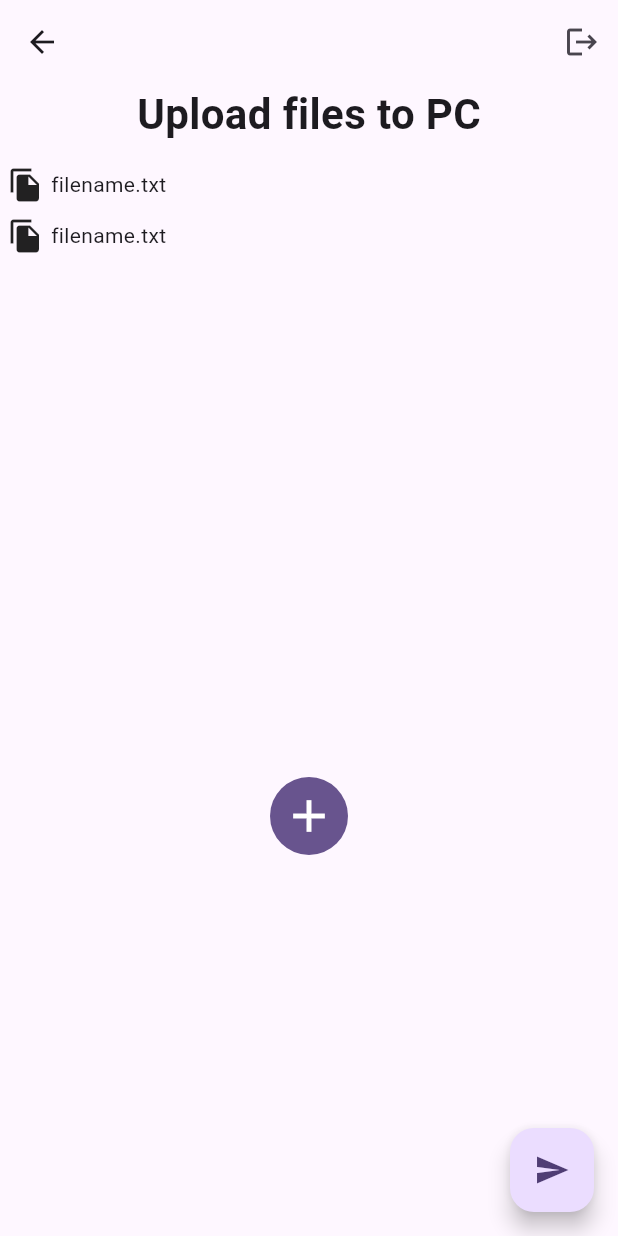
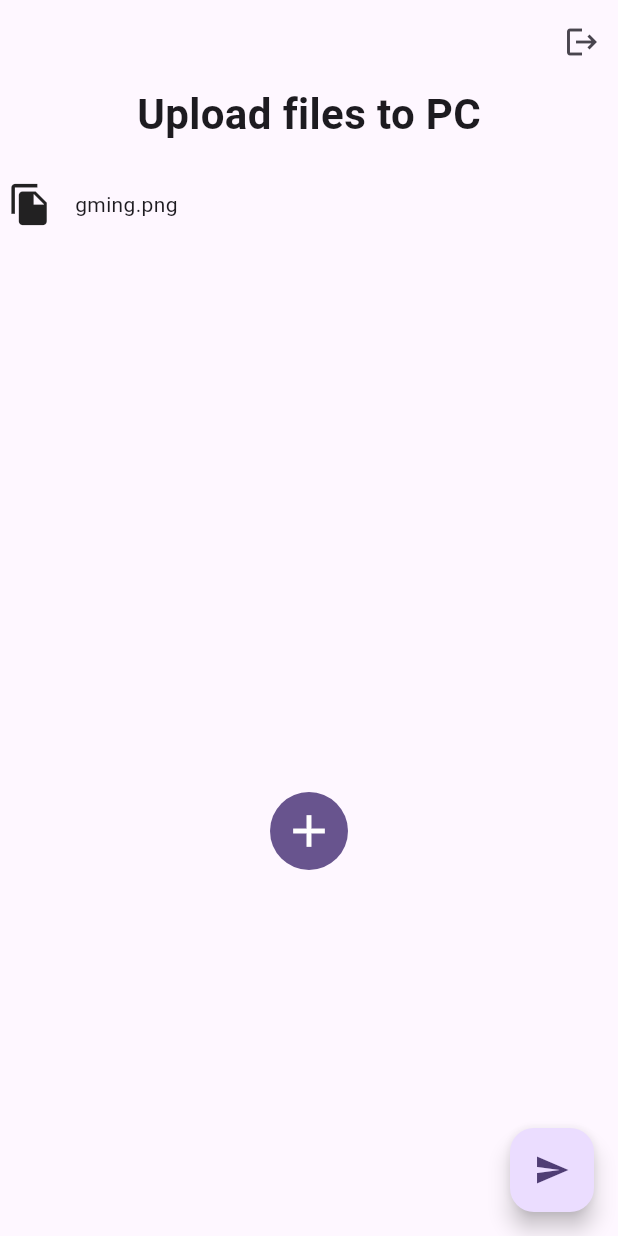
Before and after one commit to 9uy4v/Symple-Mobile, a Flutter app: the UploadScreen screen opened directly, after a tap on the "add" icon, on a phone screen of 412 x 824 dp. Run offline on Flutter 3.47's test engine with Material 3 defaults, Android fonts, the phone set to English and light mode, and no system bars; our stand-ins replace file_picker; missing offline and left inert: mobile_scanner.

Commit message:
can add files to upload

```diff
--- a/lib/main.dart
+++ b/lib/main.dart
@@ -1,7 +1,8 @@
 import 'package:flutter/material.dart';
 import 'package:provider/provider.dart';
-import 'package:symple_mobile/providers/connection_provider.dart';
-import 'package:symple_mobile/screens/connect.dart';
+import 'package:symple_mobile/providers/files_provider.dart';
+import 'package:symple_mobile/providers/socket_provider.dart';
+import 'package:symple_mobile/screens/connection_screen.dart';
 
 void main() {
   runApp(const MyApp());
@@ -13,7 +14,8 @@
   Widget build(BuildContext context) {
     return MultiProvider(
       providers: [
-        ChangeNotifierProvider.value(value: ConnectionProvider()),
+        ChangeNotifierProvider.value(value: SocketProvider()),
+        ChangeNotifierProvider.value(value: FilesProvider()),
       ],
       child: MaterialApp(
         title: 'Symple',
--- /dev/null
+++ b/lib/providers/files_provider.dart
@@ -0,0 +1,21 @@
+import 'dart:io';
+import 'package:file_picker/file_picker.dart';
+import 'package:flutter/material.dart';
+
+class FilesProvider with ChangeNotifier {
+  final List<File> _selectedFiles = [File('c/h/gming.png')];
+
+  List<File> get files => _selectedFiles;
+
+  void selectFiles() async {
+    FilePickerResult? result = await FilePicker.platform.pickFiles(
+      allowMultiple: true,
+      type: FileType.any,
+    );
+
+    if (result != null) {
+      _selectedFiles.addAll(result.paths.map((path) => File(path!)).toList());
+      notifyListeners();
+    }
+  }
+}
--- a/lib/providers/connection_provider.dart
+++ b/lib/providers/socket_provider.dart
@@ -1,7 +1,7 @@
 import 'package:flutter/material.dart';
 import 'dart:io';
 
-class ConnectionProvider with ChangeNotifier {
+class SocketProvider with ChangeNotifier {
   late SecureSocket socket;
 
   // creates connection with pc
@@ -19,4 +19,7 @@ class ConnectionProvider with ChangeNotifier {
 
     return true;
   }
+
+  //  convert file to binary data to send to pc
+  // var bytes = await File('filename').readAsBytes();
 }
--- a/lib/screens/connect.dart
+++ b/lib/screens/connection_screen.dart
@@ -1,8 +1,9 @@
 import 'package:flutter/material.dart';
 import 'package:provider/provider.dart';
 import 'package:mobile_scanner/mobile_scanner.dart';
+import 'package:symple_mobile/screens/files_upload_screen.dart';
 import 'package:symple_mobile/widgets/qr_scanner_overlay.dart';
-import 'package:symple_mobile/providers/connection_provider.dart';
+import 'package:symple_mobile/providers/socket_provider.dart';
 
 class ConnectScreen extends StatefulWidget {
   const ConnectScreen({super.key});
@@ -48,15 +49,23 @@ class _ConnectScreenState extends State<ConnectScreen> {
                           // TO DO : splash screen while getting ip and establishing connection with pc
                           // validate barcode
                           print('got a code! : $scannedBarcode');
-                          Provider.of<ConnectionProvider>(context, listen: false).createConnection(scannedBarcode).then(
+                          Provider.of<SocketProvider>(context, listen: false).createConnection(scannedBarcode).then(
                             (value) {
+                              //exit splash screen
                               if (value) {
-                                isScanComplete = true;
+                                // move screens
                               } else {
                                 isScanComplete = false;
+                                // error connecting to pc
                               }
                             },
                           );
+                          // TO DO : move page switch to only if connection is active
+                          Navigator.pushReplacement(
+                              context,
+                              MaterialPageRoute(
+                                builder: (context) => const UploadScreen(),
+                              ));
                         }
                       },
                     ),
--- /dev/null
+++ b/lib/screens/files_upload_screen.dart
@@ -0,0 +1,106 @@
+import 'package:flutter/material.dart';
+import 'package:provider/provider.dart';
+import 'package:symple_mobile/providers/files_provider.dart';
+import 'package:symple_mobile/screens/connection_screen.dart';
+
+class UploadScreen extends StatefulWidget {
+  const UploadScreen({super.key});
+
+  @override
+  State<UploadScreen> createState() => _UploadScreenState();
+}
+
+class _UploadScreenState extends State<UploadScreen> {
+  bool isSending = false;
+  @override
+  Widget build(context) {
+    return Scaffold(
+      appBar: AppBar(
+        elevation: 0,
+        actions: [
+          IconButton(
+              onPressed: () {
+                Navigator.pushReplacement(
+                    context,
+                    MaterialPageRoute(
+                      builder: (context) => const ConnectScreen(),
+                    ));
+              },
+              icon: const Icon(Icons.logout))
+        ],
+      ),
+      body: Center(
+        child: Column(
+          children: [
+            const Text(
+              'Upload files to PC',
+              style: TextStyle(
+                fontWeight: FontWeight.w600,
+                fontSize: 28,
+              ),
+            ),
+            const SizedBox(
+              height: 20,
+            ),
+            ConstrainedBox(
+              constraints: BoxConstraints(maxHeight: MediaQuery.sizeOf(context).height / 2),
+              child: ListView.builder(
+                itemCount: Provider.of<FilesProvider>(context, listen: true).files.length, // TO DO : change according to file count from provider
+                itemBuilder: (context, index) {
+                  return Container(
+                    padding: const EdgeInsets.all(5),
+                    child: Row(
+                      children: [
+                        if (isSending)
+                          ConstrainedBox(
+                            constraints: const BoxConstraints(maxHeight: 30, maxWidth: 30),
+                            child: const CircularProgressIndicator(),
+                          ),
+                        if (!isSending)
+                          const Icon(
+                            Icons.file_copy,
+                            size: 30,
+                          ),
+                        const SizedBox(
+                          width: 15,
+                        ),
+                        Text(Provider.of<FilesProvider>(context, listen: false).files[index].path.split('/').last),
+                      ],
+                    ),
+                  );
+                },
+              ),
+            ),
+            IconButton.filled(
+              onPressed: isSending
+                  ? null
+                  : () {
+                      Provider.of<FilesProvider>(context, listen: false).selectFiles();
+                    },
+              icon: const Icon(
+                Icons.add,
+                size: 36,
+              ),
+            ),
+          ],
+        ),
+      ),
+      floatingActionButton: FloatingActionButton(
+        onPressed: Provider.of<FilesProvider>(context, listen: true).files.isEmpty
+            ? () {
+                print('choose files first');
+                // TO DO : add snackbar alert or button not shown when no files selected (preferably the last option)
+              }
+            : () {
+                print('pressed send');
+                setState(() {
+                  isSending = !isSending;
+                });
+                // TO DO : send files to pc, clear chosen file array
+                // TO DO : when sending make sure all files are not null in case they were deleted after being selected
+              },
+        child: const Icon(Icons.send),
+      ),
+    );
+  }
+}
--- a/lib/screens/upload.dart
+++ /dev/null
@@ -1,83 +0,0 @@
-import 'package:flutter/material.dart';
-import 'package:symple_mobile/screens/connect.dart';
-
-class UploadScreen extends StatefulWidget {
-  const UploadScreen({super.key});
-
-  @override
-  State<UploadScreen> createState() => _UploadScreenState();
-}
-
-class _UploadScreenState extends State<UploadScreen> {
-  @override
-  Widget build(context) {
-    return Scaffold(
-      appBar: AppBar(
-        elevation: 0,
-        actions: [
-          IconButton(
-              onPressed: () {
-                Navigator.pushReplacement(
-                    context,
-                    MaterialPageRoute(
-                      builder: (context) => const ConnectScreen(),
-                    ));
-              },
-              icon: const Icon(Icons.logout))
-        ],
-      ),
-      body: Center(
-        child: Column(
-          children: [
-            const Text(
-              'Upload files to PC',
-              style: TextStyle(
-                fontWeight: FontWeight.w600,
-                fontSize: 28,
-              ),
-            ),
-            const SizedBox(
-              height: 10,
-            ),
-            ConstrainedBox(
-              constraints: BoxConstraints(maxHeight: MediaQuery.sizeOf(context).height / 2),
-              child: ListView.builder(
-                itemCount: 2, // TO DO : change according to file count from provider
-                itemBuilder: (context, index) {
-                  return Container(
-                    padding: const EdgeInsets.all(5),
-                    child: const Row(
-                      children: [
-                        Icon(Icons.file_copy),
-                        SizedBox(
-                          width: 5,
-                        ),
-                        Text('filename.txt'),
-                      ],
-                    ),
-                  );
-                },
-              ),
-            ),
-            IconButton.filled(
-              onPressed: () {
-                // TO DO : choose and add documents from phone
-              },
-              icon: const Icon(
-                Icons.add,
-                size: 36,
-              ),
-            ),
-          ],
-        ),
-      ),
-      floatingActionButton: FloatingActionButton(
-        onPressed: () {
-          // TO DO : send files to pc, clear chosen file array
-
-        },
-        child: const Icon(Icons.send),
-      ),
-    );
-  }
-}
--- a/pubspec.yaml
+++ b/pubspec.yaml
@@ -38,6 +38,7 @@ dependencies:
   qrscan: ^0.3.3
   mobile_scanner: ^5.1.1
   provider: ^6.1.2
+  file_picker: ^8.0.6
 
 dev_dependencies:
   flutter_test:
```
Also changed, not shown: pubspec.lock.
